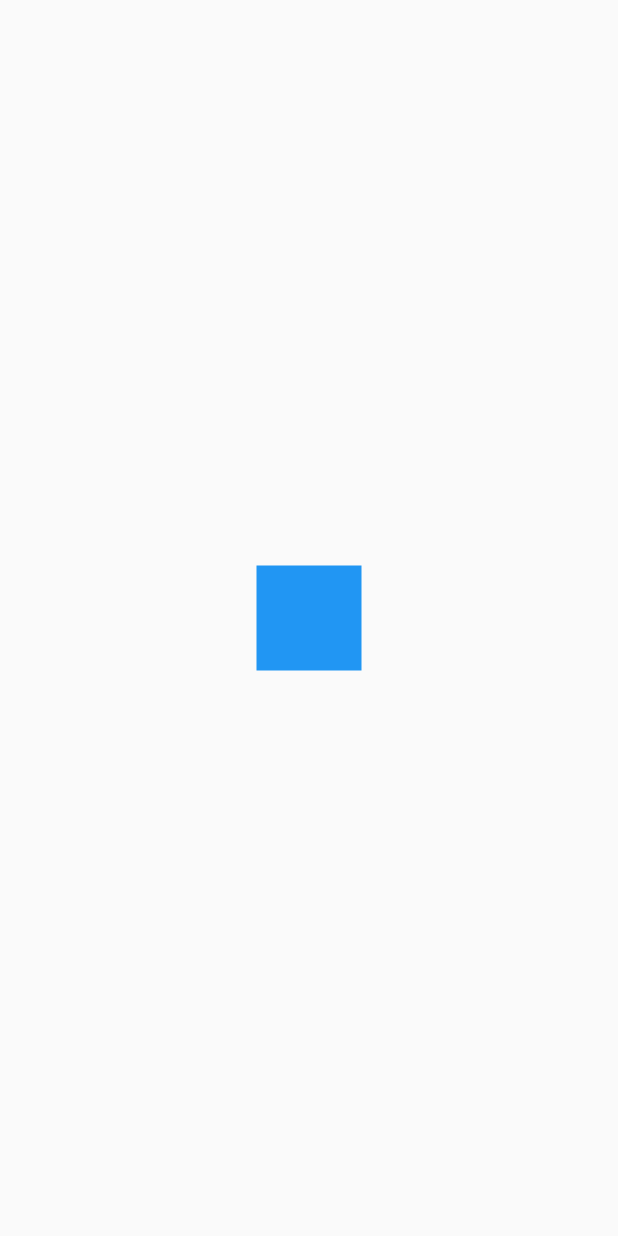
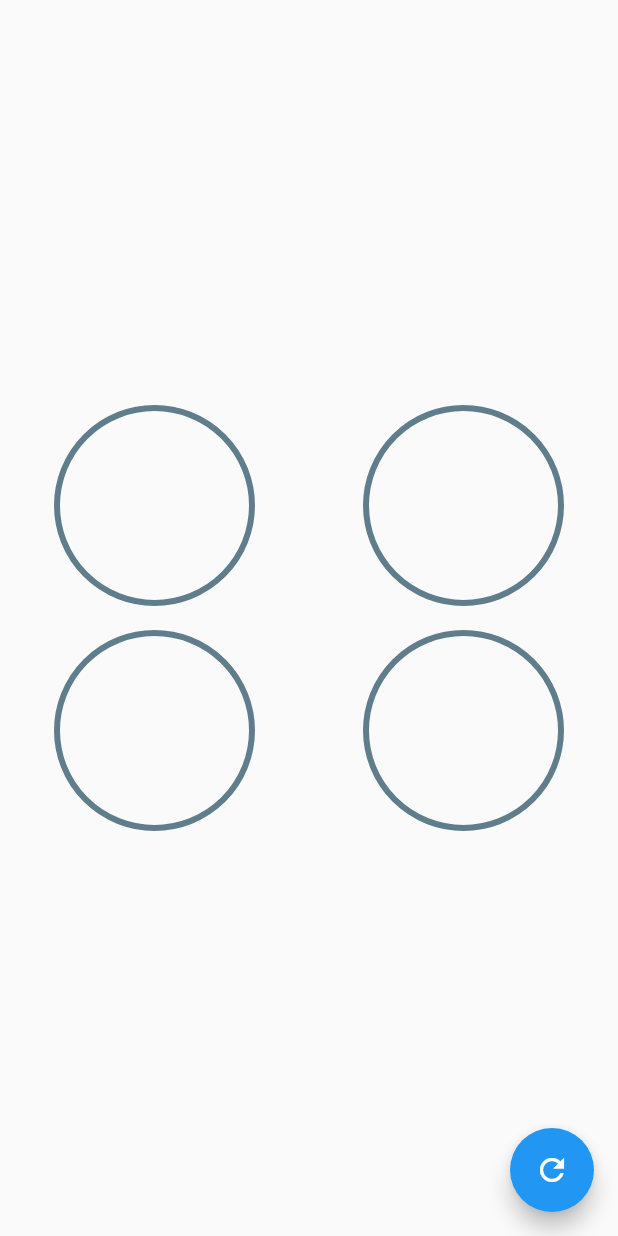
Before and after one commit to brayannhc07/flutter-curso-intermedio, a Flutter app: the screen it shows after launch, on a phone screen of 412 x 824 dp. Run offline on Flutter 3.47's test engine with Material 2 defaults, Android fonts, the light colour scheme and no system bars.

Commit message:
Seccion 5: Fin seccion (progressbar)

```diff
--- a/app_designs/lib/main.dart
+++ b/app_designs/lib/main.dart
@@ -1,5 +1,7 @@
-import 'package:app_designs/pages/animaciones_page.dart';
-import 'package:app_designs/retos/cuadrado_animado_page.dart';
+// import 'package:app_designs/pages/animaciones_page.dart';
+// import 'package:app_designs/labs/circular_progress_page.dart';
+// import 'package:app_designs/retos/cuadrado_animado_page.dart';
+import 'package:app_designs/pages/graficas_circulares_page.dart';
 import 'package:flutter/material.dart';
 
 void main() {
@@ -15,7 +17,7 @@ class MyApp extends StatelessWidget {
     return const MaterialApp(
       debugShowCheckedModeBanner: false,
       title: 'Diseños APP',
-      home: CuadradoAnimadoPage(),
+      home: GraficasCircularesPage(),
     );
   }
 }
--- /dev/null
+++ b/app_designs/lib/pages/graficas_circulares_page.dart
@@ -0,0 +1,76 @@
+import 'package:app_designs/widgets/radial_progress.dart';
+import 'package:flutter/material.dart';
+
+class GraficasCircularesPage extends StatefulWidget {
+  const GraficasCircularesPage({Key? key}) : super(key: key);
+
+  @override
+  State<GraficasCircularesPage> createState() => _GraficasCircularesPageState();
+}
+
+class _GraficasCircularesPageState extends State<GraficasCircularesPage> {
+  double porcentaje = 0.0;
+  @override
+  Widget build(BuildContext context) {
+    return Scaffold(
+      floatingActionButton: FloatingActionButton(
+        onPressed: () {
+          setState(() {
+            porcentaje += 10;
+            if (porcentaje > 100) {
+              porcentaje = 0;
+            }
+          });
+        },
+        child: const Icon(Icons.refresh),
+      ),
+      body: Column(
+        mainAxisAlignment: MainAxisAlignment.center,
+        children: [
+          Row(
+            mainAxisAlignment: MainAxisAlignment.spaceAround,
+            children: [
+              _CustomRadialProgress(porcentaje: porcentaje, color: Colors.blue),
+              _CustomRadialProgress(porcentaje: porcentaje, color: Colors.red),
+            ],
+          ),
+          Row(
+            mainAxisAlignment: MainAxisAlignment.spaceAround,
+            children: [
+              _CustomRadialProgress(
+                porcentaje: porcentaje,
+                color: Colors.pink,
+              ),
+              _CustomRadialProgress(
+                  porcentaje: porcentaje, color: Colors.purple),
+            ],
+          )
+        ],
+      ),
+    );
+  }
+}
+
+class _CustomRadialProgress extends StatelessWidget {
+  const _CustomRadialProgress(
+      {Key? key, required this.porcentaje, required this.color})
+      : super(key: key);
+
+  final double porcentaje;
+  final Color color;
+
+  @override
+  Widget build(BuildContext context) {
+    return SizedBox(
+      width: 150,
+      height: 150,
+      child: RadialProgress(
+        porcentaje: porcentaje,
+        colorPrimario: color,
+        colorSecundario: Colors.blueGrey,
+        grosorPrimario: 10,
+        grosorSecundario: 4,
+      ),
+    );
+  }
+}
--- /dev/null
+++ b/app_designs/lib/widgets/radial_progress.dart
@@ -0,0 +1,118 @@
+import 'dart:math';
+
+import 'package:flutter/material.dart';
+
+class RadialProgress extends StatefulWidget {
+  final double porcentaje;
+  final Color colorPrimario;
+  final Color colorSecundario;
+  final double grosorPrimario;
+  final double grosorSecundario;
+
+  const RadialProgress(
+      {Key? key,
+      required this.porcentaje,
+      this.colorPrimario = Colors.indigo,
+      this.colorSecundario = Colors.grey,
+      this.grosorPrimario = 10,
+      this.grosorSecundario = 4})
+      : super(key: key);
+
+  @override
+  State<RadialProgress> createState() => _RadialProgressState();
+}
+
+class _RadialProgressState extends State<RadialProgress>
+    with SingleTickerProviderStateMixin {
+  late AnimationController controller;
+  late double porcentajeAnterior;
+
+  @override
+  void initState() {
+    porcentajeAnterior = widget.porcentaje;
+    controller = AnimationController(
+        vsync: this, duration: const Duration(milliseconds: 200));
+    super.initState();
+  }
+
+  @override
+  void dispose() {
+    controller.dispose();
+    super.dispose();
+  }
+
+  @override
+  Widget build(BuildContext context) {
+    controller.forward(from: 0.0);
+
+    final diferenciaAnimar = widget.porcentaje - porcentajeAnterior;
+
+    porcentajeAnterior = widget.porcentaje;
+
+    return AnimatedBuilder(
+      animation: controller,
+      builder: (BuildContext context, Widget? child) {
+        return Container(
+          padding: const EdgeInsets.all(10),
+          width: double.infinity,
+          height: double.infinity,
+          child: CustomPaint(
+            painter: _RadialProgress(
+                (widget.porcentaje - diferenciaAnimar) +
+                    (diferenciaAnimar * controller.value),
+                widget.colorPrimario,
+                widget.colorSecundario,
+                widget.grosorPrimario,
+                widget.grosorSecundario),
+          ),
+        );
+      },
+    );
+  }
+}
+
+class _RadialProgress extends CustomPainter {
+  final double porcentaje;
+  final Color colorPrimario;
+  final Color colorSecundario;
+  final double grosorPrimario;
+  final double grosorSecundario;
+
+  const _RadialProgress(this.porcentaje, this.colorPrimario,
+      this.colorSecundario, this.grosorPrimario, this.grosorSecundario);
+
+  @override
+  void paint(Canvas canvas, Size size) {
+    const Gradient gradiente = LinearGradient(
+        colors: [Color(0xffc012ff), Color(0xff6d05e8), Colors.red]);
+
+    final Rect rect = Rect.fromCircle(center: const Offset(0, 0), radius: 180);
+
+    // circulo completado
+    final paint = Paint()
+      ..strokeWidth = grosorSecundario
+      ..color = colorSecundario
+      ..style = PaintingStyle.stroke;
+    final center = Offset(size.width * 0.50, size.height * 0.5);
+    final radio = min(size.width * 0.50, size.height * 0.50);
+
+    canvas.drawCircle(center, radio, paint);
+
+    // Arco
+
+    final paintArco = Paint()
+      ..strokeWidth = grosorPrimario
+      // ..color = colorPrimario
+      ..shader = gradiente.createShader(rect)
+      ..strokeCap = StrokeCap.round
+      ..style = PaintingStyle.stroke;
+
+    // Parte que se llenará
+    double arcAngle = 2 * pi * (porcentaje / 100);
+    canvas.drawArc(Rect.fromCircle(center: center, radius: radio), -pi / 2,
+        arcAngle, false, paintArco);
+  }
+
+  @override
+  bool shouldRepaint(covariant CustomPainter oldDelegate) => true;
+}
```
Also changed, not shown: app_designs/lib/labs/circular_progress_page.dart (added, +99 -0 lines).
